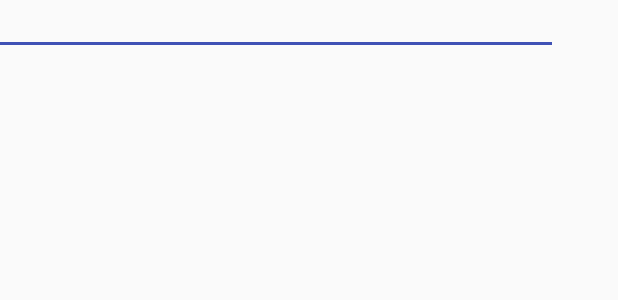
After one commit to JorgeRodriguez21/ListRecyclerView, an Android app: the layout users_item.xml on its own in the app's theme, with its tools: preview values and no code run, on a phone screen of 412 x 824 dp. The commit adds this screen. Shown: the top 300 px of the screen. Run offline under Robolectric (Android 15) with nearby library versions, the phone set to English and light mode, and no system bars.

Commit message:
Se agrega el adapter para el recycler view y el layout que contiene el recyclerview y el elemento item que permitira dibujar la lista

```diff
--- /dev/null
+++ b/app/src/main/res/layout/users_item.xml
@@ -0,0 +1,31 @@
+<?xml version="1.0" encoding="utf-8"?>
+<android.support.constraint.ConstraintLayout xmlns:android="http://schemas.android.com/apk/res/android"
+    xmlns:app="http://schemas.android.com/apk/res-auto"
+    android:layout_width="match_parent"
+    android:layout_height="wrap_content"
+    android:id="@+id/holderCL">
+
+    <TextView
+        android:id="@+id/text_view_name"
+        android:layout_width="wrap_content"
+        android:layout_height="20dp"
+        app:layout_constraintTop_toTopOf="parent"
+        android:layout_marginTop="8dp"
+        app:layout_constraintBottom_toBottomOf="parent"
+        android:layout_marginBottom="8dp"
+        android:layout_marginRight="8dp"
+        app:layout_constraintRight_toRightOf="parent"
+        android:layout_marginLeft="8dp"
+        app:layout_constraintLeft_toLeftOf="parent"
+        app:layout_constraintHorizontal_bias="0.077"
+        app:layout_constraintVertical_bias="0.294"
+        android:layout_marginStart="8dp"
+        android:layout_marginEnd="8dp" />
+
+    <View
+        android:layout_width="368dp"
+        android:layout_height="2dp"
+        android:background="@color/colorPrimary"
+        app:layout_constraintTop_toBottomOf="@+id/text_view_name"/>
+
+</android.support.constraint.ConstraintLayout>
--- a/gradle.properties
+++ b/gradle.properties
@@ -1,6 +1,6 @@
 # Project-wide Gradle settings.
 
-# IDE (e.g. Android Studio) users:
+# IDE (e.g. Android Studio) colors:
 # Gradle settings configured through the IDE *will override*
 # any settings specified in this file.
 
```
Also changed, not shown: app/src/main/java/uio/androidbootcamp/listrecyclerview/adapters/ColorsRecyclerAdapter.java (added, +80 -0 lines), app/src/main/res/layout/activity_main.xml (+13 -10 lines).
